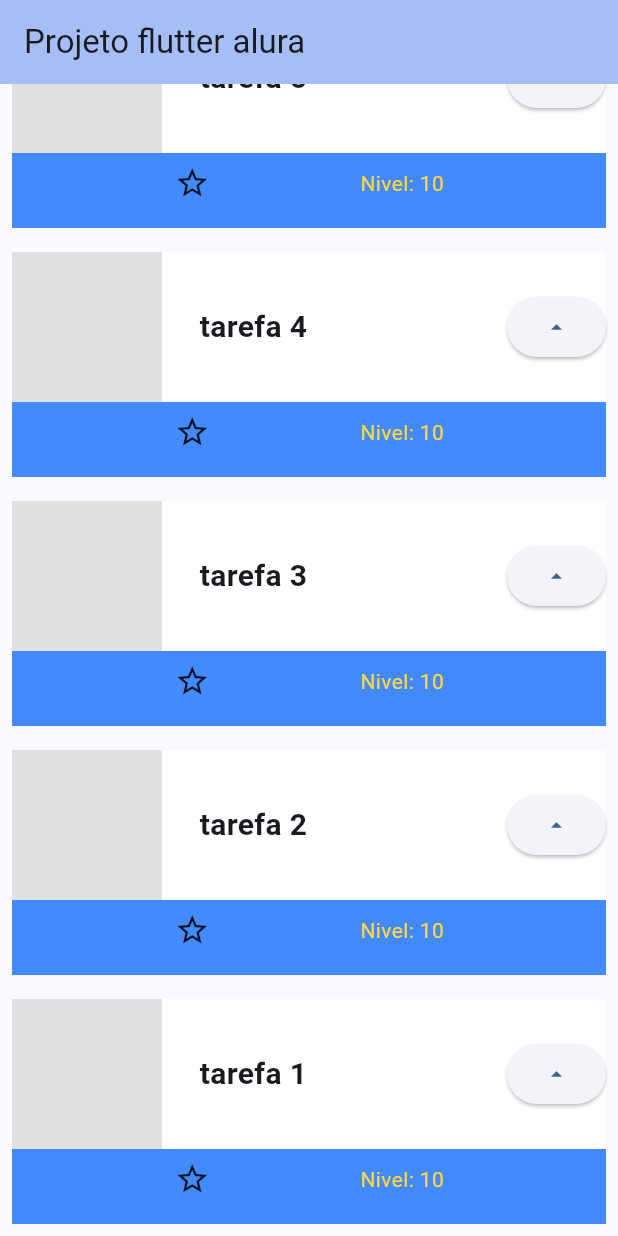
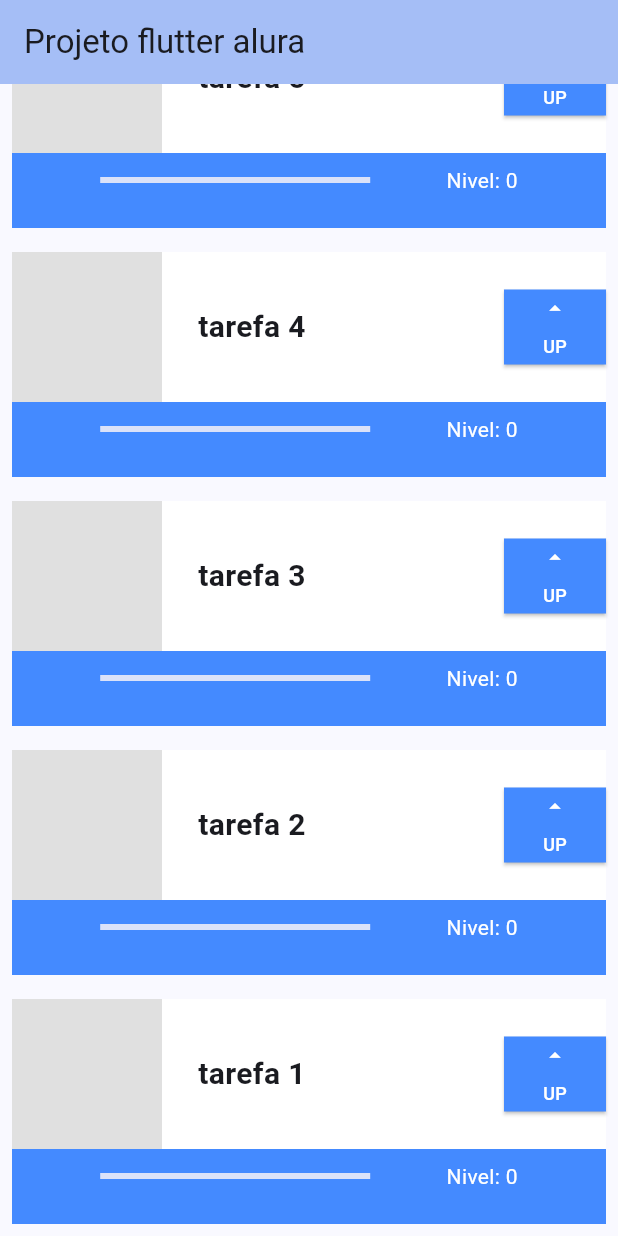
Before and after one commit to elderlira/fluter_alura, a Flutter app: the screen it shows after launch, on a phone screen of 412 x 824 dp. Run offline on Flutter 3.47's test engine with Material 3 defaults, Android fonts, the phone set to English and light mode, and no system bars.

Commit message:
It`s modified shape level up button and started nivel in zero

```diff
--- a/lib/app/task.dart
+++ b/lib/app/task.dart
@@ -1,3 +1,5 @@
+import 'dart:math';
+
 import 'package:flutter/material.dart';
 
 class Task extends StatefulWidget {
@@ -10,7 +12,7 @@ class Task extends StatefulWidget {
 }
 
 class _TaskState extends State<Task> {
-  var nivel = 10;
+  var nivel = 0;
   @override
   Widget build(BuildContext context) {
     return Padding(
@@ -45,12 +47,38 @@ class _TaskState extends State<Task> {
                       ),
                     ),
                     ElevatedButton(
+                        style: ElevatedButton.styleFrom(
+                            backgroundColor: Colors.blueAccent,
+                            shape: RoundedRectangleBorder(
+                              borderRadius: BorderRadius.zero,
+                            ),
+                            shadowColor: Colors.black),
                         onPressed: () {
                           setState(() {
-                            nivel += 1;
+                            if (nivel < 20) {
+                              nivel += 1;
+                            }
                           });
                         },
-                        child: Icon(Icons.arrow_drop_up))
+                        child: const SizedBox(
+                          height: 50,
+                          width: 20,
+                          child: Column(
+                            mainAxisAlignment: MainAxisAlignment.spaceAround,
+                            crossAxisAlignment: CrossAxisAlignment.center,
+                            children: [
+                              Icon(
+                                Icons.arrow_drop_up,
+                                color: Colors.white,
+                              ),
+                              Text(
+                                'UP',
+                                style: TextStyle(
+                                    fontSize: 12, color: Colors.white),
+                              )
+                            ],
+                          ),
+                        ))
                   ],
                 ),
               ),
@@ -59,10 +87,13 @@ class _TaskState extends State<Task> {
                 child: Row(
                   mainAxisAlignment: MainAxisAlignment.spaceEvenly,
                   children: [
-                    const Icon(Icons.star_outline),
+                    SizedBox(
+                        width: 180,
+                        child: LinearProgressIndicator(
+                            color: Colors.amber, value: nivel / 20)),
                     Text(
                       'Nivel: $nivel',
-                      style: const TextStyle(color: Colors.amberAccent),
+                      style: const TextStyle(color: Colors.white),
                     ),
                   ],
                 ),
```
